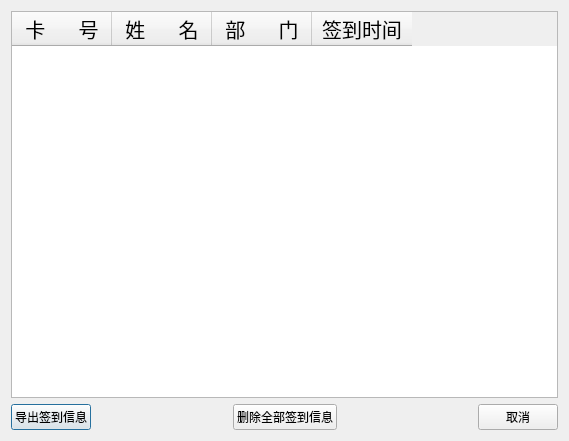
First picture: the form in sign_success.ui, repository helloCZZ/FRS, before the edit.
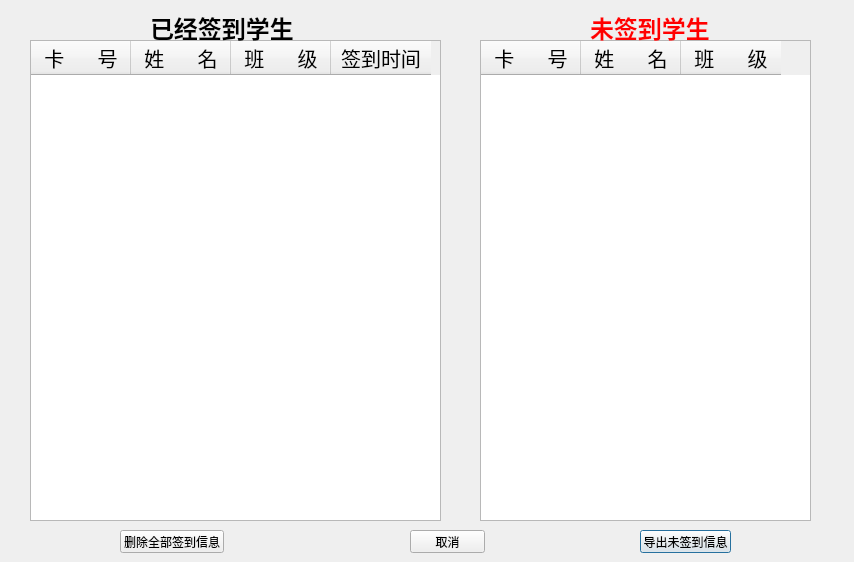
Second picture: the form after the edit.

Commit message: 实现了 在签到界面 可以查看签到学生和未签到学生

Diff of the .ui file:
```diff
--- a/sign_success.ui
+++ b/sign_success.ui
@@ -6,16 +6,22 @@
    <rect>
     <x>0</x>
     <y>0</y>
-    <width>569</width>
-    <height>441</height>
+    <width>854</width>
+    <height>562</height>
    </rect>
   </property>
   <property name="windowTitle">
    <string>Dialog</string>
   </property>
-  <layout class="QVBoxLayout" name="verticalLayout">
-   <item>
     <widget class="QTableWidget" name="tableWidget">
+   <property name="geometry">
+    <rect>
+     <x>30</x>
+     <y>40</y>
+     <width>411</width>
+     <height>481</height>
+    </rect>
+   </property>
      <column>
       <property name="text">
        <string>卡      号</string>
@@ -38,7 +44,7 @@
      </column>
      <column>
       <property name="text">
-       <string>部      门</string>
+     <string>班      级</string>
       </property>
       <property name="font">
        <font>
@@ -57,59 +63,111 @@
       </property>
      </column>
     </widget>
-   </item>
-   <item>
-    <layout class="QHBoxLayout" name="horizontalLayout">
-     <item>
+  <widget class="QTableWidget" name="tableWidget_2">
+   <property name="geometry">
+    <rect>
+     <x>480</x>
+     <y>40</y>
+     <width>331</width>
+     <height>481</height>
+    </rect>
+   </property>
+   <column>
+    <property name="text">
+     <string>卡      号</string>
+    </property>
+    <property name="font">
+     <font>
+      <pointsize>15</pointsize>
+     </font>
+    </property>
+   </column>
+   <column>
+    <property name="text">
+     <string>姓      名</string>
+    </property>
+    <property name="font">
+     <font>
+      <pointsize>15</pointsize>
+     </font>
+    </property>
+   </column>
+   <column>
+    <property name="text">
+     <string>班      级</string>
+    </property>
+    <property name="font">
+     <font>
+      <pointsize>15</pointsize>
+     </font>
+    </property>
+   </column>
+  </widget>
+  <widget class="QLabel" name="label">
+   <property name="geometry">
+    <rect>
+     <x>150</x>
+     <y>10</y>
+     <width>161</width>
+     <height>31</height>
+    </rect>
+   </property>
+   <property name="text">
+    <string>&lt;html&gt;&lt;head/&gt;&lt;body&gt;&lt;p&gt;&lt;span style=&quot; font-size:18pt; font-weight:600;&quot;&gt;已经签到学生&lt;/span&gt;&lt;/p&gt;&lt;/body&gt;&lt;/html&gt;</string>
+   </property>
+  </widget>
+  <widget class="QLabel" name="label_2">
+   <property name="geometry">
+    <rect>
+     <x>590</x>
+     <y>10</y>
+     <width>161</width>
+     <height>31</height>
+    </rect>
+   </property>
+   <property name="text">
+    <string>&lt;html&gt;&lt;head/&gt;&lt;body&gt;&lt;p&gt;&lt;span style=&quot; font-size:18pt; font-weight:600; color:#ff0000;&quot;&gt;未签到学生&lt;/span&gt;&lt;/p&gt;&lt;/body&gt;&lt;/html&gt;</string>
+   </property>
+  </widget>
       <widget class="QPushButton" name="pushButton">
+   <property name="geometry">
+    <rect>
+     <x>640</x>
+     <y>530</y>
+     <width>91</width>
+     <height>23</height>
+    </rect>
+   </property>
        <property name="text">
-        <string>导出签到信息</string>
-       </property>
-      </widget>
-     </item>
-     <item>
-      <spacer name="horizontalSpacer_2">
-       <property name="orientation">
-        <enum>Qt::Horizontal</enum>
-       </property>
-       <property name="sizeHint" stdset="0">
-        <size>
-         <width>40</width>
-         <height>20</height>
-        </size>
-       </property>
-      </spacer>
-     </item>
-     <item>
+    <string>导出未签到信息</string>
+   </property>
+  </widget>
       <widget class="QPushButton" name="pushButton_3">
+   <property name="geometry">
+    <rect>
+     <x>120</x>
+     <y>530</y>
+     <width>104</width>
+     <height>23</height>
+    </rect>
+   </property>
        <property name="text">
         <string>删除全部签到信息</string>
        </property>
       </widget>
-     </item>
-     <item>
-      <spacer name="horizontalSpacer">
-       <property name="orientation">
-        <enum>Qt::Horizontal</enum>
-       </property>
-       <property name="sizeHint" stdset="0">
-        <size>
-         <width>40</width>
-         <height>20</height>
-        </size>
-       </property>
-      </spacer>
-     </item>
-     <item>
       <widget class="QPushButton" name="pushButton_2">
+   <property name="geometry">
+    <rect>
+     <x>410</x>
+     <y>530</y>
+     <width>75</width>
+     <height>23</height>
+    </rect>
+   </property>
        <property name="text">
         <string>取消</string>
        </property>
       </widget>
-     </item>
-    </layout>
-   </item>
-  </layout>
  </widget>
  <resources/>
  <connections/>
```
Lines whose indentation alone changed are shown as unchanged. The commit also changes 9 other files.
